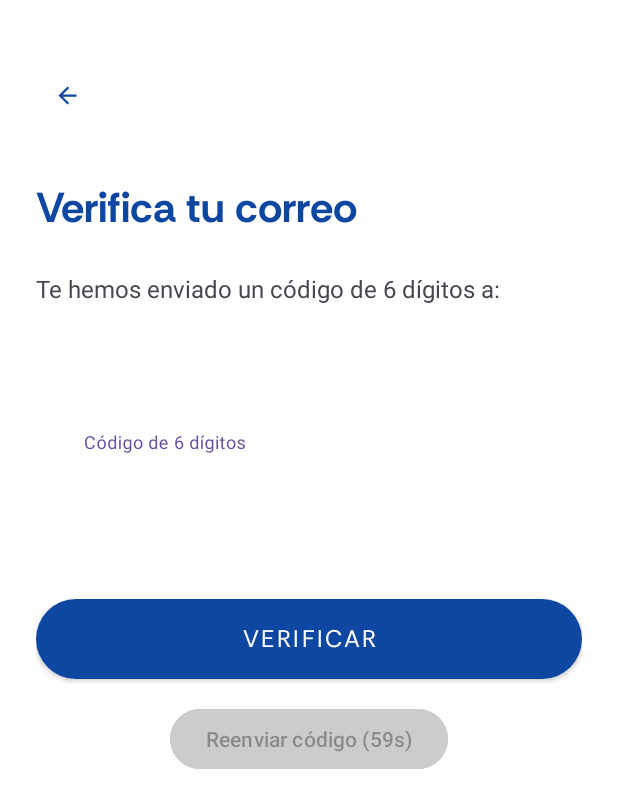
After one commit to DenysLitvynov/eolos, an Android app: the VerifyRegistrationActivity screen opened directly, with no data from a screen before it, on a phone screen of 412 x 824 dp. The commit adds this screen. Shown: the top 808 px of the screen. Run offline under Robolectric (Android 15) with nearby library versions, the phone set to English and light mode, and no system bars.

Commit message:
Verificación de correo y recuperación de contraseña implementados en la aplicación movil.

```diff
--- a/android/eolos/app/src/main/AndroidManifest.xml
+++ b/android/eolos/app/src/main/AndroidManifest.xml
@@ -69,6 +69,9 @@
         <activity android:name=".activities.PerfilActivity" />
         <activity android:name=".activities.ConnectionActivity" />
         <activity android:name=".activities.QRScannerActivity" />
+        <activity
+            android:name=".activities.VerifyRegistrationActivity"
+            android:exported="false" />
 
         <!-- =================== SERVICIO BLE =================== -->
         <service
--- /dev/null
+++ b/android/eolos/app/src/main/java/com/example/eolos/activities/VerifyRegistrationActivity.java
@@ -0,0 +1,109 @@
+package com.example.eolos.activities;
+
+import static androidx.core.content.ContextCompat.startActivity;
+
+import android.content.Intent;
+import android.content.SharedPreferences;
+import android.os.Bundle;
+import android.os.CountDownTimer;
+import android.widget.Button;
+import android.widget.TextView;
+import android.widget.Toast;
+
+import androidx.appcompat.app.AppCompatActivity;
+
+import com.example.eolos.R;
+import com.example.eolos.logica_fake.VerifyFake;
+import com.google.android.material.textfield.TextInputEditText;
+
+public class VerifyRegistrationActivity extends AppCompatActivity {
+
+    private VerifyFake verifyFake;
+    private TextView emailTextView;
+    private TextInputEditText codeEditText;
+    private Button verifyButton;
+    private Button resendButton;
+    private CountDownTimer countDownTimer;
+    private String correo;
+
+    @Override
+    protected void onCreate(Bundle savedInstanceState) {
+        super.onCreate(savedInstanceState);
+        setContentView(R.layout.activity_verify_registration);
+
+        correo = getIntent().getStringExtra("correo");
+
+        emailTextView = findViewById(R.id.emailTextView);
+        codeEditText = findViewById(R.id.codeEditText);
+        verifyButton = findViewById(R.id.verifyButton);
+        resendButton = findViewById(R.id.resendButton);
+
+        emailTextView.setText(correo);
+
+        verifyFake = new VerifyFake();
+
+        // Temporizador de 60 segundos
+        startTimer();
+
+        verifyButton.setOnClickListener(v -> verificar());
+
+        resendButton.setOnClickListener(v -> reenviar());
+
+        // Botón atrás
+        findViewById(R.id.backButton).setOnClickListener(v -> finish());
+    }
+
+    private void startTimer() {
+        resendButton.setEnabled(false);
+        resendButton.setText("Reenviar código (60s)");
+        countDownTimer = new CountDownTimer(60000, 1000) {
+            public void onTick(long millisUntilFinished) {
+                resendButton.setText("Reenviar código (" + (millisUntilFinished / 1000) + "s)");
+            }
+            public void onFinish() {
+                resendButton.setEnabled(true);
+                resendButton.setText("Reenviar código");
+            }
+        }.start();
+    }
+
+    private void verificar() {
+        String code = codeEditText.getText().toString().trim();
+        if (code.length() != 6) {
+            Toast.makeText(this, "El código debe tener 6 dígitos", Toast.LENGTH_SHORT).show();
+            return;
+        }
+
+        verifyFake.verificar(correo, code, new VerifyFake.VerifyCallback() {
+            @Override
+            public void onSuccess(String token) {
+                SharedPreferences prefs = getSharedPreferences("auth", MODE_PRIVATE);
+                prefs.edit().putString("token", token).apply();
+                Toast.makeText(VerifyRegistrationActivity.this, "¡Registro completado!", Toast.LENGTH_SHORT).show();
+                startActivity(new Intent(VerifyRegistrationActivity.this, DashboardActivity.class));
+                finishAffinity(); // cierra registro + verify
+            }
+
+            @Override
+            public void onError(String error) {
+                Toast.makeText(VerifyRegistrationActivity.this, error, Toast.LENGTH_LONG).show();
+            }
+        });
+    }
+
+    private void reenviar() {
+        verifyFake.reenviar(correo, new VerifyFake.ReenvioCallback() {
+            @Override
+            public void onReenviado() {
+                Toast.makeText(VerifyRegistrationActivity.this, "Código reenviado", Toast.LENGTH_SHORT).show();
+                startTimer();
+            }
+
+            @Override
+            public void onError(String error) {
+                Toast.makeText(VerifyRegistrationActivity.this, error, Toast.LENGTH_SHORT).show();
+            }
+        });
+        startTimer();
+    }
+}
--- a/android/eolos/app/src/main/res/layout/activity_verify_registration.xml
+++ b/android/eolos/app/src/main/res/layout/activity_verify_registration.xml
@@ -1,22 +1,27 @@
 <?xml version="1.0" encoding="utf-8"?>
-<androidx.constraintlayout.widget.ConstraintLayout xmlns:android="http://schemas.android.com/apk/res/android"
+<androidx.constraintlayout.widget.ConstraintLayout
+    xmlns:android="http://schemas.android.com/apk/res/android"
     xmlns:app="http://schemas.android.com/apk/res-auto"
     android:layout_width="match_parent"
     android:layout_height="match_parent"
     android:background="@color/blanco"
     android:padding="@dimen/padding_grande">
 
+    <!-- Botón atrás -->
     <com.google.android.material.button.MaterialButton
         android:id="@+id/backButton"
         style="@style/BackButtonStyle"
+        android:layout_width="wrap_content"
+        android:layout_height="wrap_content"
         android:layout_marginTop="16dp"
         app:icon="@drawable/ic_arrow_back"
         app:layout_constraintStart_toStartOf="parent"
         app:layout_constraintTop_toTopOf="parent" />
 
+    <!-- Título -->
     <TextView
         android:id="@+id/titleTextView"
-        android:layout_width="wrap_content"
+        android:layout_width="0dp"
         android:layout_height="wrap_content"
         android:text="Verifica tu correo"
         android:textSize="28sp"
@@ -28,6 +33,7 @@
         app:layout_constraintEnd_toEndOf="parent"
         android:layout_marginTop="32dp"/>
 
+    <!-- Info -->
     <TextView
         android:id="@+id/infoText"
         android:layout_width="0dp"
@@ -39,6 +45,7 @@
         app:layout_constraintStart_toStartOf="parent"
         app:layout_constraintEnd_toEndOf="parent"/>
 
+    <!-- Email -->
     <TextView
         android:id="@+id/emailTextView"
         android:layout_width="0dp"
@@ -50,6 +57,7 @@
         app:layout_constraintStart_toStartOf="parent"
         app:layout_constraintEnd_toEndOf="parent"/>
 
+    <!-- Campo código -->
     <com.google.android.material.textfield.TextInputLayout
         android:id="@+id/codeInputLayout"
         style="@style/InputField"
@@ -70,6 +78,7 @@
             android:digits="0123456789" />
     </com.google.android.material.textfield.TextInputLayout>
 
+    <!-- Botón verificar -->
     <Button
         android:id="@+id/verifyButton"
         style="@style/BotonPrincipal"
@@ -81,6 +90,7 @@
         app:layout_constraintStart_toStartOf="parent"
         app:layout_constraintEnd_toEndOf="parent" />
 
+    <!-- Botón reenviar -->
     <Button
         android:id="@+id/resendButton"
         android:layout_width="wrap_content"
```
Also changed, not shown: android/eolos/app/src/main/java/com/example/eolos/activities/RegisterActivity.java (+34 -10 lines), android/eolos/app/src/main/java/com/example/eolos/logica_fake/RegistroFake.java (+34 -21 lines), android/eolos/app/src/main/java/com/example/eolos/logica_fake/VerifyFake.java (added, +76 -0 lines).
